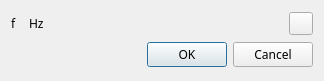
This is sdrgui/gui/externalclockdialog.ui in f4exb/sdrangel as Qt 5 draws it before an edit. The edited form follows.
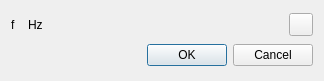
This is the edited form. Icons and pictures are not drawn. Custom widgets are drawn as their Qt base class.

Commit message: sdrgui: changed all fonts to Liberation

Patch:
```diff
--- a/sdrgui/gui/externalclockdialog.ui
+++ b/sdrgui/gui/externalclockdialog.ui
@@ -12,7 +12,7 @@
   </property>
   <property name="font">
    <font>
-    <family>Sans Serif</family>
+    <family>Liberation Sans</family>
     <pointsize>9</pointsize>
    </font>
   </property>
```
The commit also changes 18 other files.
